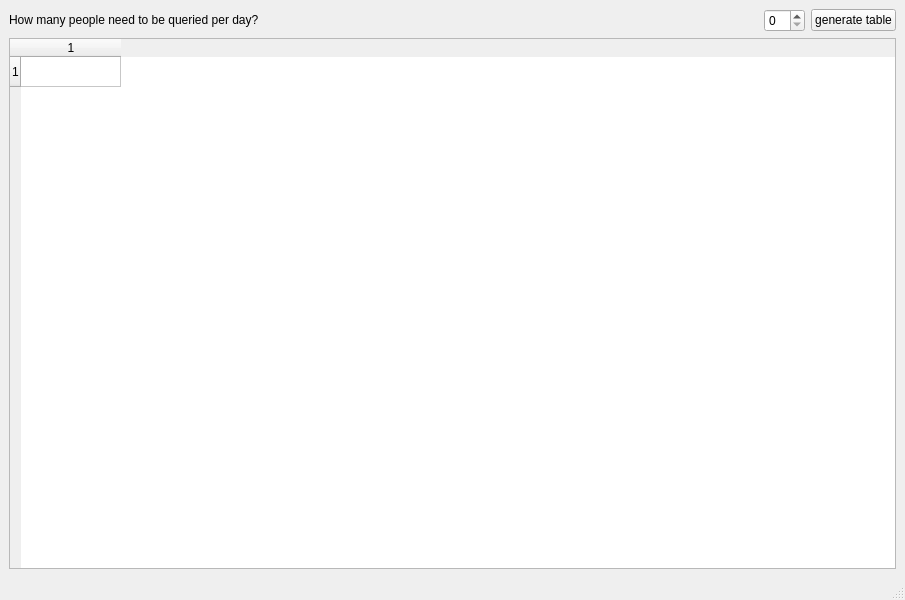
Old version of the form QueryScheduler/queryscheduler.ui in the repository pianoforte33/QueryScheduler.
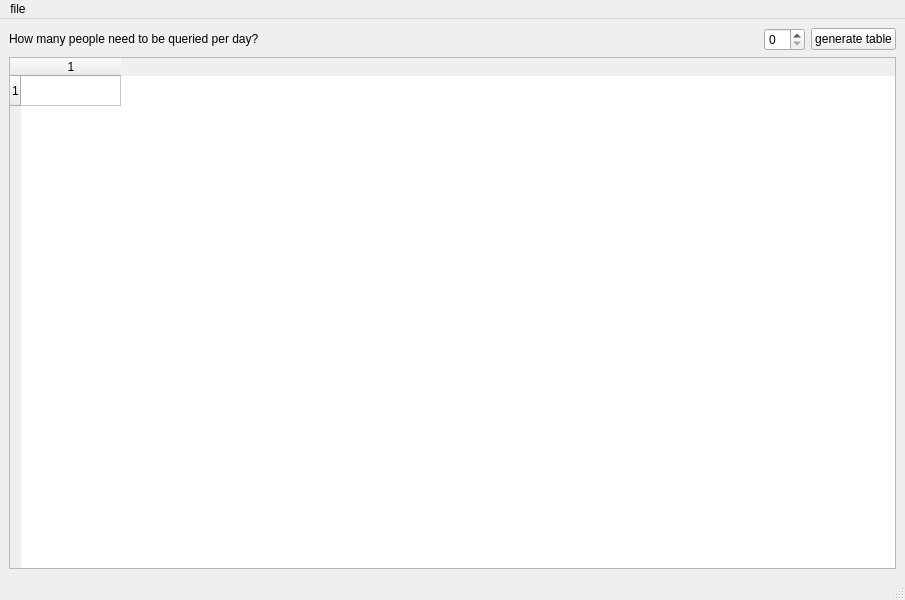
New version of the form. Icons and pictures are not drawn.

Commit message: added save as csv option in the menu

The edit to the form file:
```diff
--- a/QueryScheduler/queryscheduler.ui
+++ b/QueryScheduler/queryscheduler.ui
@@ -109,9 +109,16 @@
      <x>0</x>
      <y>0</y>
      <width>905</width>
-     <height>22</height>
+     <height>23</height>
     </rect>
    </property>
+   <widget class="QMenu" name="menufile">
+    <property name="title">
+     <string>file</string>
+    </property>
+    <addaction name="actionExport_as_CSV"/>
+   </widget>
+   <addaction name="menufile"/>
   </widget>
   <widget class="QStatusBar" name="statusbar"/>
  </widget>
```
Left out of the diff: 16 changed lines with no effect on the pictures. The commit also changes 1007 other files.
